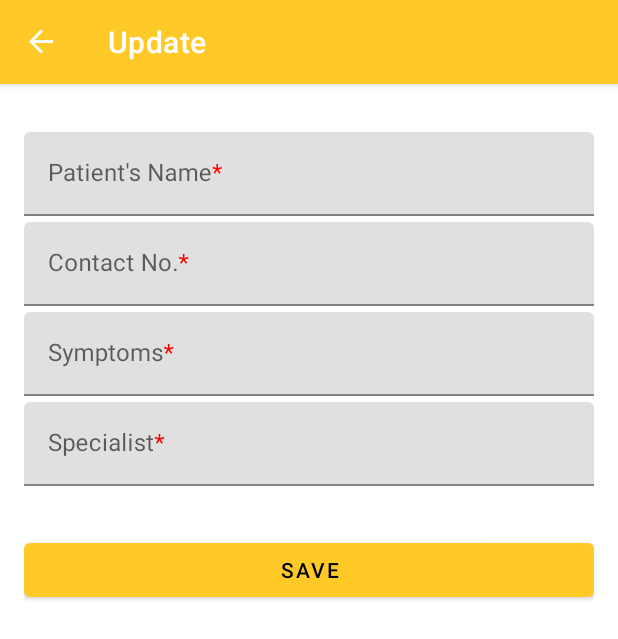
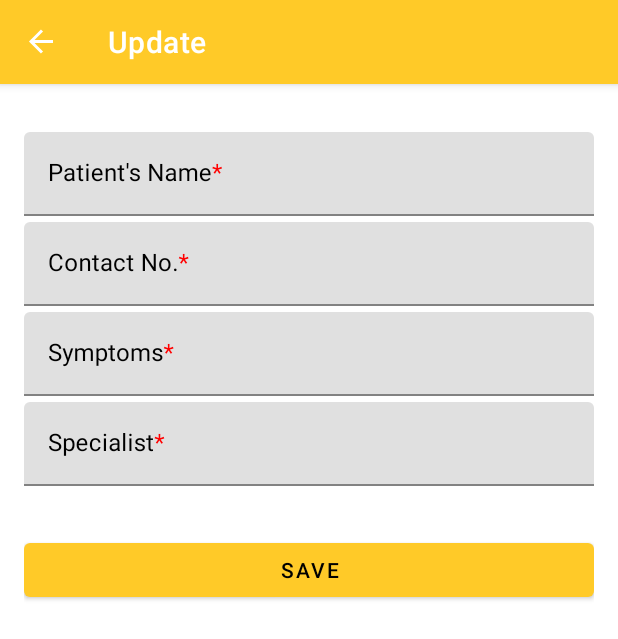
Before and after one commit to maitri-23/Medico, an Android app: the screen it shows after launch (MainActivity), after a tap on "Add", on a phone screen of 412 x 824 dp. Shown: the top 639 px of the screen. Run offline under Robolectric (Android 15) with nearby library versions, the phone set to English and light mode, and no system bars; our stand-ins replace Room's generated code, navigation-ui.

```diff
--- a/app/src/main/res/values/strings.xml
+++ b/app/src/main/res/values/strings.xml
@@ -1,10 +1,10 @@
 <resources>
     <string name="app_name"><font color='@colors/sec_dark'>Medico</font></string>
 
-    <string name="name_req">Patient\'s Name<font color='#FF0000'>*</font></string>
-    <string name="contact_req">Contact No.<font color='#FF0000'>*</font></string>
-    <string name="sym_req">Symptoms<font color='#FF0000'>*</font></string>
-    <string name="spec_req">Specialist<font color='#FF0000'>*</font></string>
+    <string name="name_req"><font color='@colors/sec_dark'>Patient\'s Name</font><font color='#FF0000'>*</font></string>
+    <string name="contact_req"><font color='@colors/sec_dark'>Contact No.</font><font color='#FF0000'>*</font></string>
+    <string name="sym_req"><font color='@colors/sec_dark'>Symptoms</font><font color='#FF0000'>*</font></string>
+    <string name="spec_req"><font color='@colors/sec_dark'>Specialist</font><font color='#FF0000'>*</font></string>
     <string name="save">Save</string>
     <string name="delete">Delete</string>
     <string name="add">Add</string>
```
Also changed, not shown: 13 other files.
